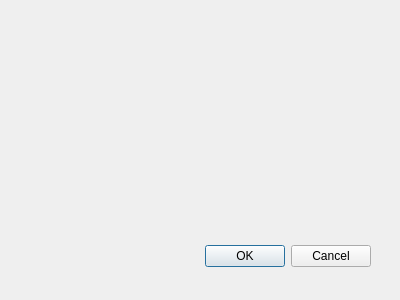
Qt form hereqgis_dialog_base.ui (riccardoklinger/Hqgis) before a commit.
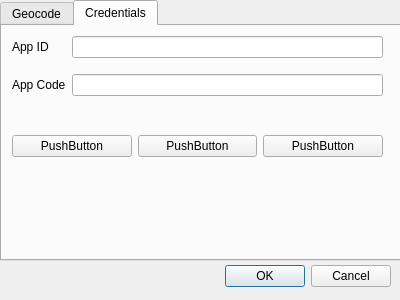
The same form after that commit. The open tabs and pages were chosen to show the change.

Commit message: first gui proposal with address input and mode switch

```diff
--- a/hereqgis_dialog_base.ui
+++ b/hereqgis_dialog_base.ui
@@ -12,12 +12,12 @@
   <property name="windowTitle" >
    <string>HEREqgis</string>
   </property>
-  <widget class="QDialogButtonBox" name="button_box" >
-   <property name="geometry" >
+  <widget class="QDialogButtonBox" name="button_box">
+   <property name="geometry">
     <rect>
-     <x>30</x>
-     <y>240</y>
-     <width>341</width>
+     <x>10</x>
+     <y>260</y>
+     <width>381</width>
      <height>32</height>
     </rect>
    </property>
@@ -28,6 +28,150 @@
     <set>QDialogButtonBox::Cancel|QDialogButtonBox::Ok</set>
    </property>
   </widget>
+  <widget class="QTabWidget" name="tabWidget">
+   <property name="geometry">
+    <rect>
+     <x>0</x>
+     <y>0</y>
+     <width>401</width>
+     <height>261</height>
+    </rect>
+   </property>
+   <property name="currentIndex">
+    <number>0</number>
+   </property>
+   <widget class="QWidget" name="tab">
+    <attribute name="title">
+     <string>Geocode</string>
+    </attribute>
+    <widget class="QComboBox" name="geocodeMode">
+     <property name="geometry">
+      <rect>
+       <x>120</x>
+       <y>20</y>
+       <width>261</width>
+       <height>32</height>
+      </rect>
+     </property>
+     <item>
+      <property name="text">
+       <string>single address</string>
+      </property>
+     </item>
+     <item>
+      <property name="text">
+       <string>adresses from layer attribute</string>
+      </property>
+     </item>
+    </widget>
+    <widget class="QLabel" name="label_3">
+     <property name="geometry">
+      <rect>
+       <x>10</x>
+       <y>20</y>
+       <width>101</width>
+       <height>26</height>
+      </rect>
+     </property>
+     <property name="text">
+      <string>Geocode mode</string>
+     </property>
+    </widget>
+    <widget class="QLineEdit" name="AddressInput">
+     <property name="geometry">
+      <rect>
+       <x>120</x>
+       <y>50</y>
+       <width>251</width>
+       <height>21</height>
+      </rect>
+     </property>
+    </widget>
+    <widget class="QLabel" name="label_4">
+     <property name="geometry">
+      <rect>
+       <x>10</x>
+       <y>50</y>
+       <width>101</width>
+       <height>26</height>
+      </rect>
+     </property>
+     <property name="text">
+      <string>Address</string>
+     </property>
+    </widget>
+   </widget>
+   <widget class="QWidget" name="tab_2">
+    <attribute name="title">
+     <string>Credentials</string>
+    </attribute>
+    <widget class="QWidget" name="gridLayoutWidget">
+     <property name="geometry">
+      <rect>
+       <x>10</x>
+       <y>0</y>
+       <width>371</width>
+       <height>81</height>
+      </rect>
+     </property>
+     <layout class="QGridLayout" name="gridLayout">
+      <item row="0" column="2">
+       <widget class="QLineEdit" name="AppId"/>
+      </item>
+      <item row="1" column="2">
+       <widget class="QLineEdit" name="AppCode"/>
+      </item>
+      <item row="1" column="0">
+       <widget class="QLabel" name="label_2">
+        <property name="text">
+         <string>App Code</string>
+        </property>
+       </widget>
+      </item>
+      <item row="0" column="0">
+       <widget class="QLabel" name="label">
+        <property name="text">
+         <string>App ID</string>
+        </property>
+       </widget>
+      </item>
+     </layout>
+    </widget>
+    <widget class="QWidget" name="horizontalLayoutWidget">
+     <property name="geometry">
+      <rect>
+       <x>10</x>
+       <y>80</y>
+       <width>371</width>
+       <height>80</height>
+      </rect>
+     </property>
+     <layout class="QHBoxLayout" name="horizontalLayout">
+      <item>
+       <widget class="QPushButton" name="getCreds">
+        <property name="text">
+         <string>PushButton</string>
+        </property>
+       </widget>
+      </item>
+      <item>
+       <widget class="QPushButton" name="saveCreds">
+        <property name="text">
+         <string>PushButton</string>
+        </property>
+       </widget>
+      </item>
+      <item>
+       <widget class="QPushButton" name="loadCreds">
+        <property name="text">
+         <string>PushButton</string>
+        </property>
+       </widget>
+      </item>
+     </layout>
+    </widget>
+   </widget>
+  </widget>
  </widget>
  <resources/>
  <connections>
```
Left out of the diff: 37 changed lines with no effect on the pictures. The commit also changes 5 other files.
